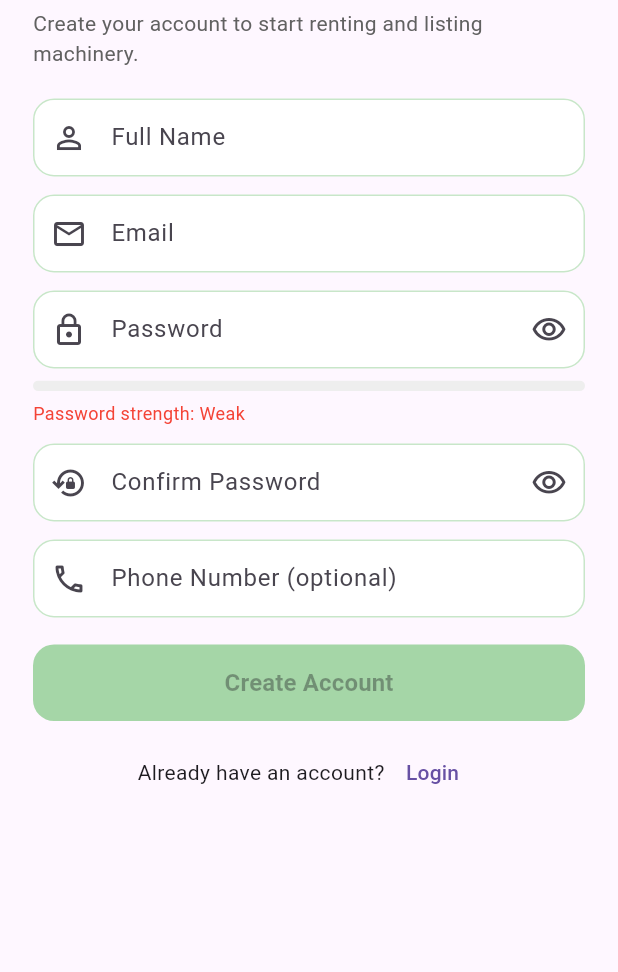
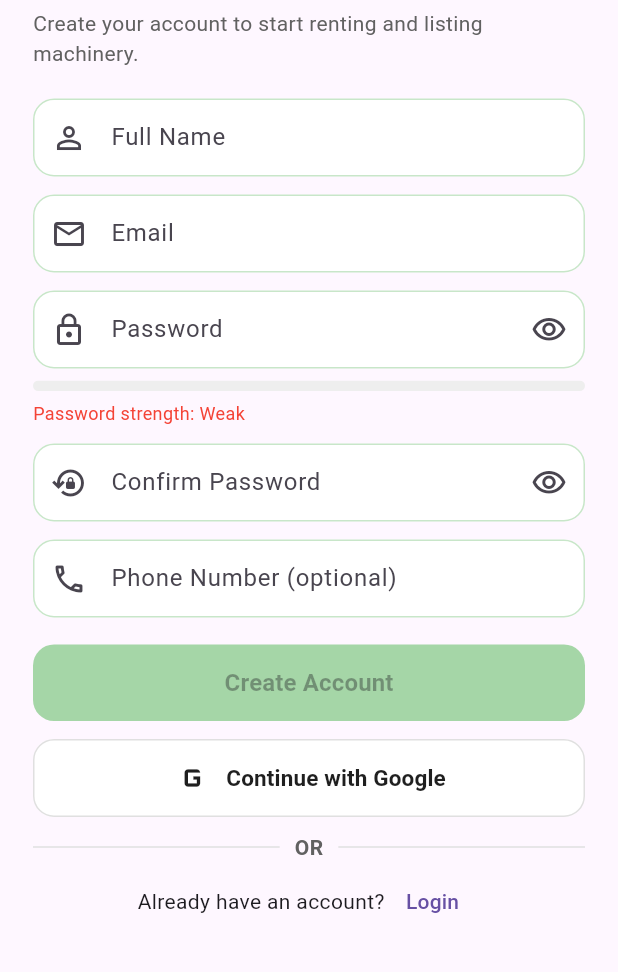
Before and after one commit to J-Manoj-06/uzhavusei, a Flutter app: the screen it shows after launch, after a tap on "Create a new account", on a phone screen of 412 x 824 dp, the part 170-1142 px from its top. Run offline on Flutter 3.47's test engine with Material 3 defaults, Android fonts, the phone set to English and light mode, and no system bars; our stand-ins replace cached_network_image, cloud_firestore, firebase_auth, firebase_core, flutter_dotenv, geolocator and 6 more; missing offline and left inert: razorpay_flutter; accounts and stored records are empty.

Commit message:
feat: Implement Google Sign-In functionality and update dependencies

```diff
--- a/lib/features/auth/presentation/login_register_page.dart
+++ b/lib/features/auth/presentation/login_register_page.dart
@@ -1,5 +1,6 @@
 import 'package:flutter/material.dart';
 import 'package:firebase_auth/firebase_auth.dart';
+import 'package:flutter/services.dart';
 
 import '../../../services/auth_service.dart';
 
@@ -172,7 +173,33 @@ class _LoginRegisterPageState extends State<LoginRegisterPage> {
                                 ),
                         ),
                       ),
+                      const SizedBox(height: 12),
+                      SizedBox(
+                        width: double.infinity,
+                        child: OutlinedButton.icon(
+                          onPressed: _submitting ? null : _continueWithGoogle,
+                          icon: const Icon(Icons.g_mobiledata, size: 28),
+                          label: const Text(
+                            'Continue with Google',
+                            style: TextStyle(
+                              fontSize: 15,
+                              fontWeight: FontWeight.w700,
+                            ),
+                          ),
+                          style: OutlinedButton.styleFrom(
+                            foregroundColor: const Color(0xFF1F1F1F),
+                            side: BorderSide(color: Colors.grey.shade300),
+                            padding: const EdgeInsets.symmetric(vertical: 12),
+                            shape: RoundedRectangleBorder(
+                              borderRadius: BorderRadius.circular(14),
+                            ),
+                            backgroundColor: Colors.white,
+                          ),
+                        ),
+                      ),
                       const SizedBox(height: 16),
+                      const _OrDivider(),
+                      const SizedBox(height: 8),
                       Row(
                         mainAxisAlignment: MainAxisAlignment.center,
                         children: [
@@ -253,6 +280,27 @@ class _LoginRegisterPageState extends State<LoginRegisterPage> {
       ScaffoldMessenger.of(context).showSnackBar(
         SnackBar(content: Text(_friendlyAuthError(error))),
       );
+    }
+  }
+
+  Future<void> _continueWithGoogle() async {
+    setState(() {
+      _submitting = true;
+    });
+
+    try {
+      await widget.authService.signInWithGoogle();
+    } catch (error) {
+      if (!mounted) return;
+      ScaffoldMessenger.of(context).showSnackBar(
+        SnackBar(content: Text(_friendlyAuthError(error))),
+      );
+    } finally {
+      if (mounted) {
+        setState(() {
+          _submitting = false;
+        });
+      }
     }
   }
 }
@@ -452,7 +500,31 @@ class _RegisterPageState extends State<RegisterPage> {
                           ),
                   ),
                 ),
+                const SizedBox(height: 12),
+                SizedBox(
+                  width: double.infinity,
+                  child: OutlinedButton.icon(
+                    onPressed: _submitting ? null : _continueWithGoogle,
+                    icon: const Icon(Icons.g_mobiledata, size: 28),
+                    label: const Text(
+                      'Continue with Google',
+                      style:
+                          TextStyle(fontSize: 15, fontWeight: FontWeight.w700),
+                    ),
+                    style: OutlinedButton.styleFrom(
+                      foregroundColor: const Color(0xFF1F1F1F),
+                      side: BorderSide(color: Colors.grey.shade300),
+                      padding: const EdgeInsets.symmetric(vertical: 12),
+                      shape: RoundedRectangleBorder(
+                        borderRadius: BorderRadius.circular(14),
+                      ),
+                      backgroundColor: Colors.white,
+                    ),
+                  ),
+                ),
                 const SizedBox(height: 10),
+                const _OrDivider(),
+                const SizedBox(height: 2),
                 Row(
                   mainAxisAlignment: MainAxisAlignment.center,
                   children: [
@@ -499,6 +571,32 @@ class _RegisterPageState extends State<RegisterPage> {
       ScaffoldMessenger.of(context).showSnackBar(
         const SnackBar(
             content: Text('Account created. Please select your role.')),
+      );
+    } catch (error) {
+      if (!mounted) return;
+      ScaffoldMessenger.of(context).showSnackBar(
+        SnackBar(content: Text(_friendlyAuthError(error))),
+      );
+    } finally {
+      if (mounted) {
+        setState(() {
+          _submitting = false;
+        });
+      }
+    }
+  }
+
+  Future<void> _continueWithGoogle() async {
+    setState(() {
+      _submitting = true;
+    });
+
+    try {
+      await widget.authService.signInWithGoogle();
+      if (!mounted) return;
+      Navigator.pop(context);
+      ScaffoldMessenger.of(context).showSnackBar(
+        const SnackBar(content: Text('Google sign-in successful.')),
       );
     } catch (error) {
       if (!mounted) return;
@@ -613,6 +711,30 @@ class _StrengthBar extends StatelessWidget {
   }
 }
 
+class _OrDivider extends StatelessWidget {
+  const _OrDivider();
+
+  @override
+  Widget build(BuildContext context) {
+    return Row(
+      children: [
+        Expanded(child: Divider(color: Colors.grey.shade300)),
+        Padding(
+          padding: const EdgeInsets.symmetric(horizontal: 10),
+          child: Text(
+            'OR',
+            style: TextStyle(
+              color: Colors.grey.shade700,
+              fontWeight: FontWeight.w600,
+            ),
+          ),
+        ),
+        Expanded(child: Divider(color: Colors.grey.shade300)),
+      ],
+    );
+  }
+}
+
 double _passwordStrength(String password) {
   if (password.isEmpty) return 0;
   var score = 0;
@@ -641,10 +763,41 @@ String _friendlyAuthError(Object error) {
         return 'Password is too weak.';
       case 'too-many-requests':
         return 'Too many attempts. Try again later.';
+      case 'aborted-by-user':
+        return 'Google sign-in was cancelled.';
+      case 'network-request-failed':
+        return 'Network error. Please check internet and try again.';
+      case 'google-sign-in-config-error':
+        return 'Google Sign-In config issue. Add SHA-1/SHA-256 in Firebase and use matching google-services.json.';
+      case 'google-sign-in-failed':
+        return error.message ?? 'Google sign-in failed. Please try again.';
+      case 'google-sign-in-plugin-unavailable':
+        return 'Google Sign-In plugin not initialized. Stop the app and start it again (hot restart is not enough).';
       default:
         return error.message ?? 'Authentication failed. Please try again.';
     }
   }
+
+  if (error is PlatformException) {
+    final details = '${error.code} ${error.message ?? ''}'.toLowerCase();
+    if (details.contains('apiexception: 10') ||
+        details.contains('developer_error')) {
+      return 'Google Sign-In config issue. Add SHA-1/SHA-256 in Firebase and use matching google-services.json.';
+    }
+    if (details.contains('canceled') || details.contains('cancelled')) {
+      return 'Google sign-in was cancelled.';
+    }
+    if (details.contains('network')) {
+      return 'Network error. Please check internet and try again.';
+    }
+    if (details.contains('unable to establish connection on channel') ||
+        details.contains('google_sign_in_android.googlesigninapi.init') ||
+        details.contains('channel-error')) {
+      return 'Google Sign-In plugin not initialized. Stop the app and start it again (hot restart is not enough).';
+    }
+    return error.message ?? 'Google sign-in failed. Please try again.';
+  }
+
   return 'Something went wrong. Please try again.';
 }
 
--- a/pubspec.yaml
+++ b/pubspec.yaml
@@ -49,6 +49,7 @@ dependencies:
   firebase_core: ^3.15.2
   firebase_auth: ^5.6.2
   cloud_firestore: ^5.6.11
+  google_sign_in: ^6.2.1
   razorpay_flutter: ^1.4.0
   google_maps_flutter: ^2.9.0
 
```
Also changed, not shown: lib/services/auth_service.dart (+123 -3 lines), flutter_01.png (deleted), flutter_02.png (deleted), flutter_03.png (deleted), flutter_04.png (deleted), flutter_05.png (deleted), flutter_06.png (deleted), flutter_07.png (deleted), flutter_08.png (deleted), pubspec.lock, 2 other files.
